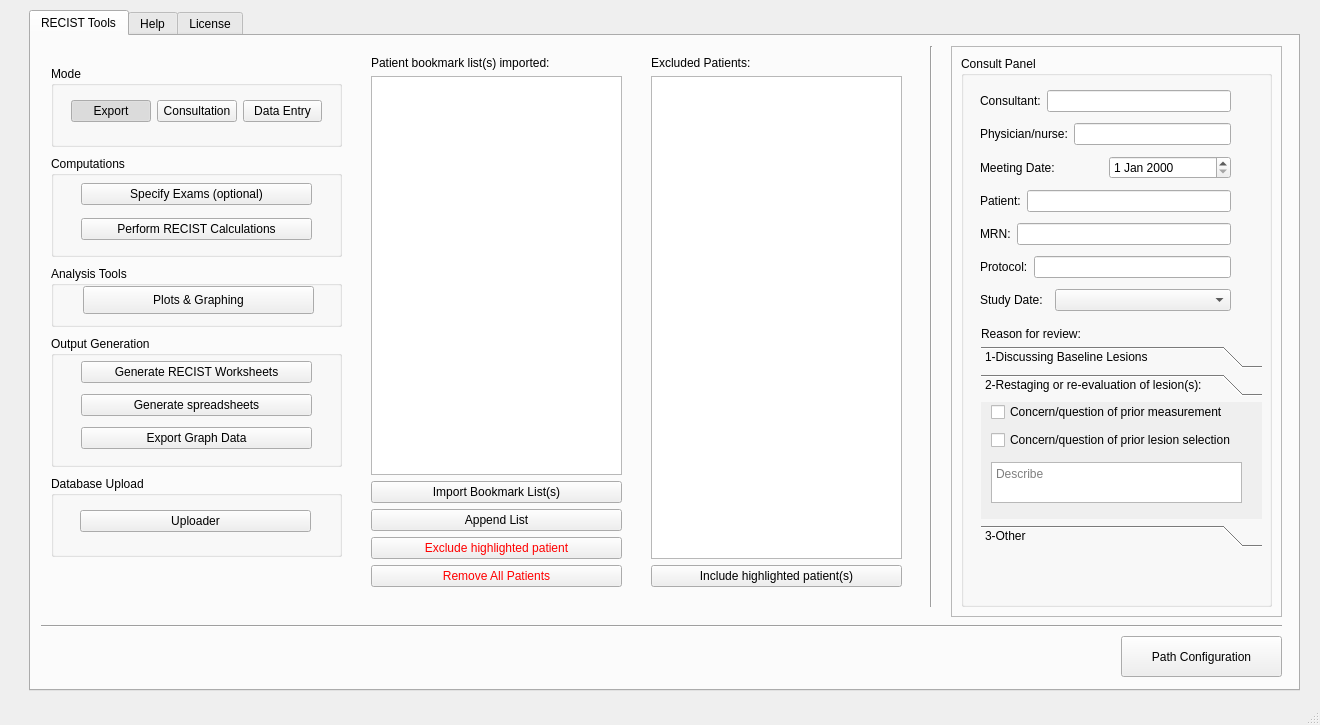
Old version of the form gui/mainwindow.ui in the repository Ngoyal95/ENABLE2.0.
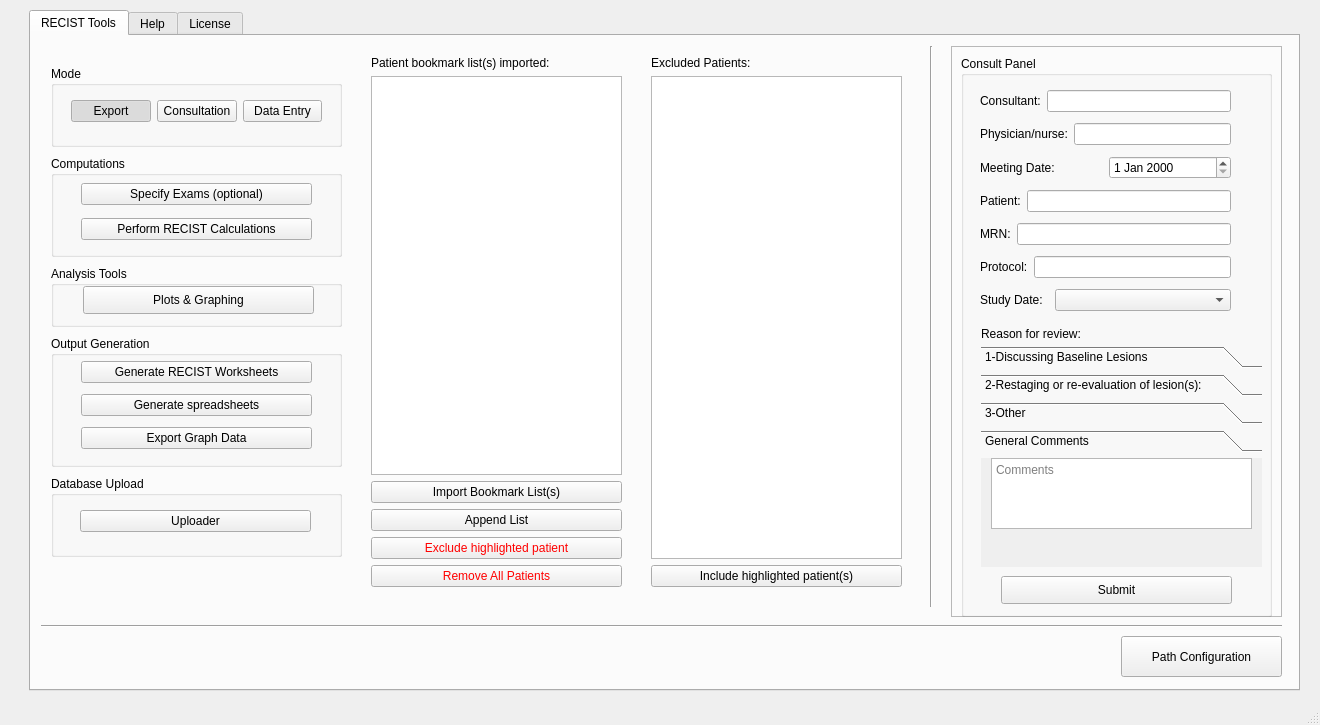
New version of the form. Icons and pictures are not drawn.

Patch:
```diff
--- a/gui/mainwindow.ui
+++ b/gui/mainwindow.ui
@@ -417,7 +417,7 @@
          <x>10</x>
          <y>10</y>
          <width>311</width>
-         <height>551</height>
+         <height>561</height>
         </rect>
        </property>
        <property name="title">
@@ -566,11 +566,11 @@
           <x>20</x>
           <y>290</y>
           <width>281</width>
-          <height>201</height>
+          <height>221</height>
          </rect>
         </property>
         <property name="currentIndex">
-         <number>1</number>
+         <number>3</number>
         </property>
         <widget class="QWidget" name="page">
          <property name="geometry">
@@ -611,7 +611,7 @@
            <x>0</x>
            <y>0</y>
            <width>281</width>
-           <height>108</height>
+           <height>97</height>
           </rect>
          </property>
          <attribute name="label">
@@ -647,8 +647,8 @@
           <property name="geometry">
            <rect>
             <x>10</x>
-            <y>60</y>
-            <width>251</width>
+            <y>50</y>
+            <width>261</width>
             <height>41</height>
            </rect>
           </property>
@@ -697,6 +697,31 @@
           </property>
          </widget>
         </widget>
+        <widget class="QWidget" name="page_4">
+         <attribute name="label">
+          <string>General Comments</string>
+         </attribute>
+         <widget class="QTextEdit" name="textEdit_4">
+          <property name="geometry">
+           <rect>
+            <x>10</x>
+            <y>0</y>
+            <width>261</width>
+            <height>71</height>
+           </rect>
+          </property>
+          <property name="html">
+           <string>&lt;!DOCTYPE HTML PUBLIC &quot;-//W3C//DTD HTML 4.0//EN&quot; &quot;http://www.w3.org/TR/REC-html40/strict.dtd&quot;&gt;
+&lt;html&gt;&lt;head&gt;&lt;meta name=&quot;qrichtext&quot; content=&quot;1&quot; /&gt;&lt;style type=&quot;text/css&quot;&gt;
+p, li { white-space: pre-wrap; }
+&lt;/style&gt;&lt;/head&gt;&lt;body style=&quot; font-family:'MS Shell Dlg 2'; font-size:7.8pt; font-weight:400; font-style:normal;&quot;&gt;
+&lt;p style=&quot;-qt-paragraph-type:empty; margin-top:0px; margin-bottom:0px; margin-left:0px; margin-right:0px; -qt-block-indent:0; text-indent:0px;&quot;&gt;&lt;br /&gt;&lt;/p&gt;&lt;/body&gt;&lt;/html&gt;</string>
+          </property>
+          <property name="placeholderText">
+           <string>Comments</string>
+          </property>
+         </widget>
+        </widget>
        </widget>
        <widget class="QLabel" name="label_9">
         <property name="geometry">
@@ -711,6 +736,19 @@
          <string>Reason for review:</string>
         </property>
        </widget>
+       <widget class="QPushButton" name="pushButton">
+        <property name="geometry">
+         <rect>
+          <x>40</x>
+          <y>520</y>
+          <width>231</width>
+          <height>28</height>
+         </rect>
+        </property>
+        <property name="text">
+         <string>Submit</string>
+        </property>
+       </widget>
       </widget>
      </widget>
     </widget>
```
Left out of the diff: 10 changed lines with no effect on the pictures.
